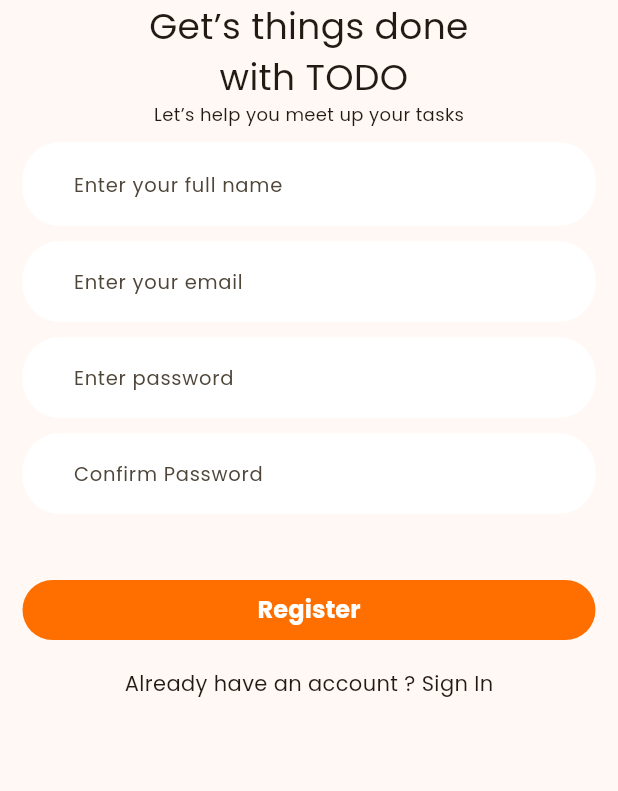
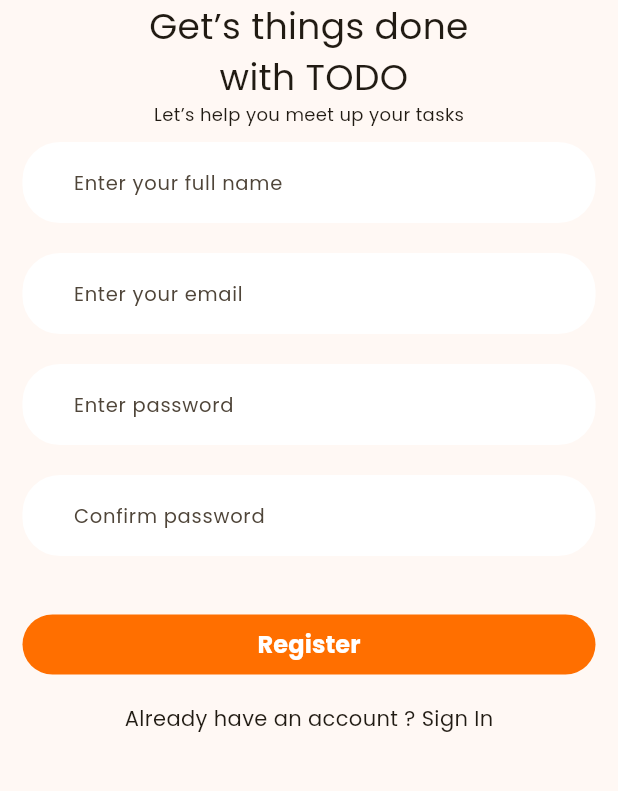
Before and after one commit to m4rri4nne/to_do_app_flutter, a Flutter app: the Registration screen opened by its route, on a phone screen of 412 x 824 dp, the part 407-1198 px from its top. Run offline on Flutter 3.47's test engine with Material 3 defaults, Android fonts, the light colour scheme and no system bars.

Commit message:
Criação das rotas

```diff
--- /dev/null
+++ b/lib/components/input_item.dart
@@ -0,0 +1,33 @@
+import 'package:flutter/material.dart';
+
+class InputItem extends StatefulWidget {
+  const InputItem({Key? key, required this.hintText}) : super(key: key);
+
+  final String hintText;
+
+  @override
+  State<InputItem> createState() => _InputItemState();
+}
+
+class _InputItemState extends State<InputItem> {
+  @override
+  Widget build(BuildContext context) {
+    return TextField(
+      decoration: InputDecoration(
+        border: const OutlineInputBorder(
+          borderRadius: BorderRadius.all(Radius.circular(25)),
+          borderSide: BorderSide.none,
+        ),
+        hintText: widget.hintText,
+        hintStyle: const TextStyle(
+          fontFamily: 'Poppins',
+          fontSize: 13,
+        ),
+        filled: true,
+        fillColor: Colors.white,
+        contentPadding:
+            const EdgeInsets.symmetric(vertical: 15, horizontal: 30),
+      ),
+    );
+  }
+}
--- a/lib/screens/registration.dart
+++ b/lib/screens/registration.dart
@@ -1,4 +1,5 @@
 import 'package:flutter/material.dart';
+import 'package:to_do_app_flutter/components/input_item.dart';
 
 class Registration extends StatefulWidget {
   const Registration({Key? key}) : super(key: key);
@@ -9,7 +10,7 @@ class Registration extends StatefulWidget {
 
 class _RegistrationState extends State<Registration> {
   void action() {
-    Navigator.pushNamed(context, '/dashboard');
+    Navigator.pushNamed(context, '/login');
   }
 
   @override
@@ -66,88 +67,27 @@ class _RegistrationState extends State<Registration> {
               Padding(
                 padding: EdgeInsets.only(
                     left: 15.0, right: 15.0, top: 10.0, bottom: 10.0),
-                child: TextField(
-                  decoration: InputDecoration(
-                    border: OutlineInputBorder(
-                      borderRadius: BorderRadius.all(Radius.circular(25)),
-                      borderSide: BorderSide.none,
-                    ),
-                    hintText: 'Enter your full name',
-                    hintStyle: TextStyle(
-                      fontFamily: 'Poppins',
-                      fontSize: 13,
-                    ),
-                    filled: true,
-                    fillColor: Colors.white,
-                    contentPadding:
-                        EdgeInsets.symmetric(vertical: 16, horizontal: 30),
-                  ),
-                ),
+                child: InputItem(hintText: 'Enter your full name'),
               ),
               Padding(
-                padding: EdgeInsets.only(left: 15.0, right: 15.0, bottom: 10.0),
-                child: TextField(
-                  decoration: InputDecoration(
-                    border: OutlineInputBorder(
-                      borderRadius: BorderRadius.all(Radius.circular(25)),
-                      borderSide: BorderSide.none,
-                    ),
-                    hintText: 'Enter your email',
-                    hintStyle: TextStyle(
-                      fontFamily: 'Poppins',
-                      fontSize: 13,
-                    ),
-                    filled: true,
-                    fillColor: Colors.white,
-                    contentPadding:
-                        EdgeInsets.symmetric(vertical: 15, horizontal: 30),
-                  ),
-                ),
+                padding: EdgeInsets.only(
+                    left: 15.0, right: 15.0, top: 10.0, bottom: 10.0),
+                child: InputItem(hintText: 'Enter your email'),
               ),
               Padding(
-                padding: EdgeInsets.only(left: 15.0, right: 15.0, bottom: 10.0),
-                child: TextField(
-                  decoration: InputDecoration(
-                    border: OutlineInputBorder(
-                      borderRadius: BorderRadius.all(Radius.circular(25)),
-                      borderSide: BorderSide.none,
-                    ),
-                    hintText: 'Enter password',
-                    hintStyle: TextStyle(
-                      fontFamily: 'Poppins',
-                      fontSize: 13,
-                    ),
-                    filled: true,
-                    fillColor: Colors.white,
-                    contentPadding:
-                        EdgeInsets.symmetric(vertical: 15, horizontal: 30),
-                  ),
-                ),
+                padding: EdgeInsets.only(
+                    left: 15.0, right: 15.0, top: 10.0, bottom: 10.0),
+                child: InputItem(hintText: 'Enter password'),
               ),
               Padding(
-                padding: EdgeInsets.only(left: 15.0, right: 15.0, bottom: 10.0),
-                child: TextField(
-                  decoration: InputDecoration(
-                    border: OutlineInputBorder(
-                      borderRadius: BorderRadius.all(Radius.circular(25)),
-                      borderSide: BorderSide.none,
-                    ),
-                    hintText: 'Confirm Password',
-                    hintStyle: TextStyle(
-                      fontFamily: 'Poppins',
-                      fontSize: 13,
-                    ),
-                    filled: true,
-                    fillColor: Colors.white,
-                    contentPadding:
-                        EdgeInsets.symmetric(vertical: 15, horizontal: 30),
-                  ),
-                ),
+                padding: EdgeInsets.only(
+                    left: 15.0, right: 15.0, top: 10.0, bottom: 10.0),
+                child: InputItem(hintText: 'Confirm password'),
               ),
             ]),
             Padding(
               padding: const EdgeInsets.only(
-                  left: 15.0, right: 15.0, top: 30, bottom: 15),
+                  left: 15.0, right: 15.0, top: 25, bottom: 15),
               child: TextButton(
                 style: ButtonStyle(
                   backgroundColor:
```
Also changed, not shown: lib/components/info_header.dart (+25 -6 lines), lib/screens/login.dart (+11 -29 lines).
